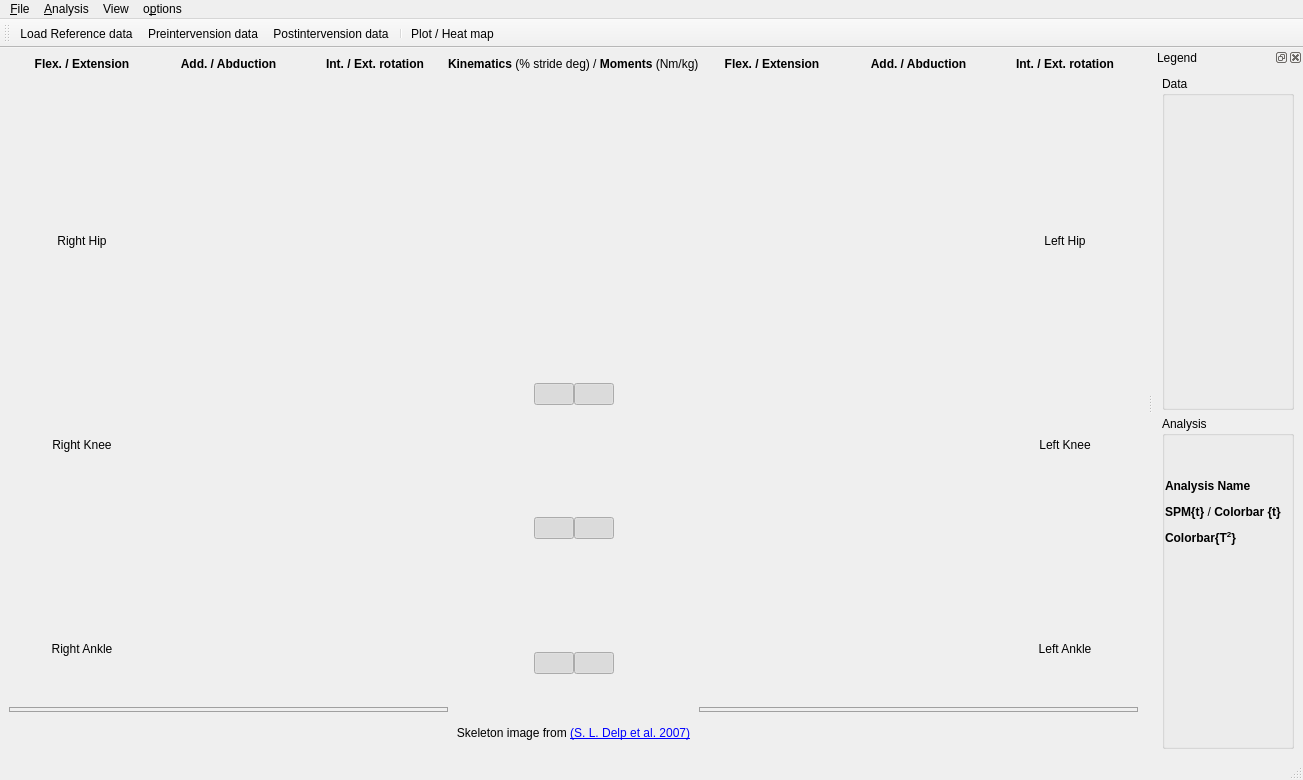
The window that spmclient/ui/gui/xml/ui_gait_analysis_window.ui (aalhossary/MovementRx) describes before a commit, drawn with Qt 5.
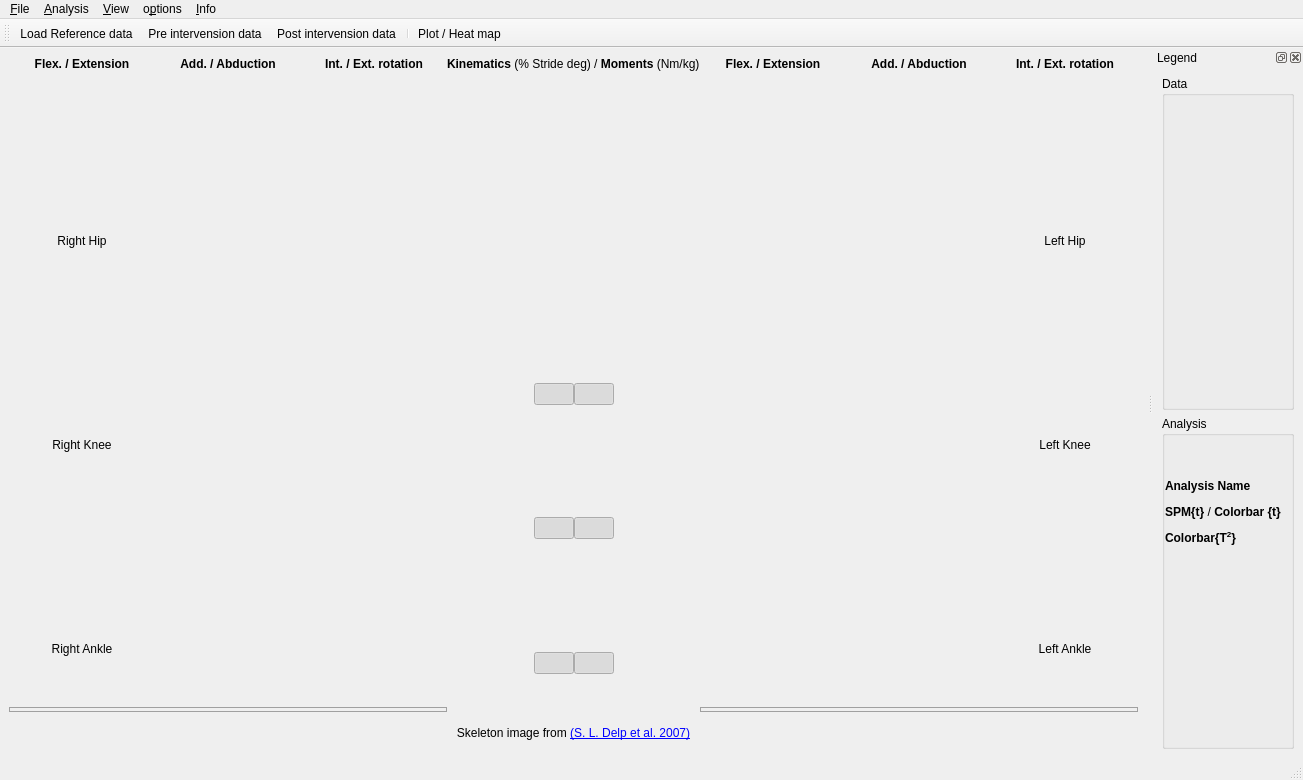
The same window after the commit. Icons and pictures are not drawn. Custom widgets are drawn as their Qt base class.

```diff
--- a/spmclient/ui/gui/xml/ui_gait_analysis_window.ui
+++ b/spmclient/ui/gui/xml/ui_gait_analysis_window.ui
@@ -240,7 +240,7 @@
       <item row="0" column="2" alignment="Qt::AlignHCenter">
        <widget class="QLabel" name="label_study">
         <property name="text">
-         <string>&lt;html&gt;&lt;head/&gt;&lt;body&gt;&lt;p&gt;&lt;span style=&quot; font-weight:600;&quot;&gt;Kinematics&lt;/span&gt; (% stride deg) / &lt;span style=&quot; font-weight:600;&quot;&gt;Moments&lt;/span&gt; (Nm/kg)&lt;/p&gt;&lt;/body&gt;&lt;/html&gt;</string>
+         <string>&lt;html&gt;&lt;head/&gt;&lt;body&gt;&lt;p&gt;&lt;span style=&quot; font-weight:600;&quot;&gt;Kinematics&lt;/span&gt; (% Stride deg) / &lt;span style=&quot; font-weight:600;&quot;&gt;Moments&lt;/span&gt; (Nm/kg)&lt;/p&gt;&lt;/body&gt;&lt;/html&gt;</string>
         </property>
        </widget>
       </item>
@@ -1599,7 +1599,7 @@
    </widget>
    <widget class="QMenu" name="menuView">
     <property name="title">
-     <string>View</string>
+     <string>&amp;View</string>
     </property>
     <widget class="QMenu" name="menuClear">
      <property name="title">
@@ -1634,10 +1634,18 @@
     <addaction name="actionAlpha"/>
     <addaction name="actionColor_Scale"/>
    </widget>
+   <widget class="QMenu" name="menuAbout">
+    <property name="title">
+     <string>&amp;Info</string>
+    </property>
+    <addaction name="action_about"/>
+    <addaction name="action_license"/>
+   </widget>
    <addaction name="menu_File"/>
    <addaction name="menuAnalysis"/>
    <addaction name="menuView"/>
    <addaction name="menuo_ptions"/>
+   <addaction name="menuAbout"/>
   </widget>
   <widget class="QStatusBar" name="statusbar"/>
   <widget class="QToolBar" name="toolBar">
@@ -1755,12 +1763,12 @@
   </widget>
   <action name="action_open_before_intervension">
    <property name="text">
-    <string>&amp;Preintervension data...</string>
+    <string>&amp;Pre intervension data...</string>
    </property>
   </action>
   <action name="action_open_after_surgery_data">
    <property name="text">
-    <string>Pos&amp;tintervension data...</string>
+    <string>Pos&amp;t intervension data...</string>
    </property>
   </action>
   <action name="action_specify_normal_standard">
```
Left out of the diff: 47 changed lines with no effect on the pictures.
